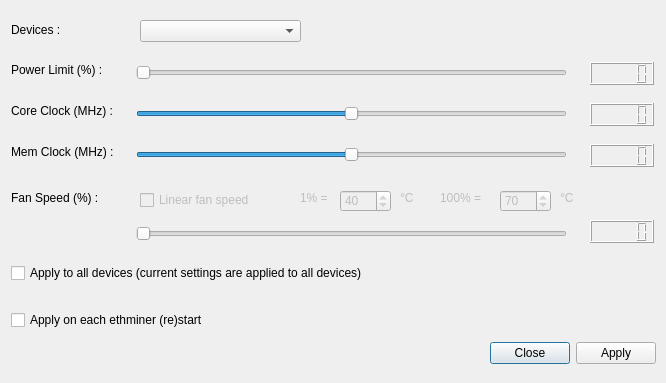
Qt form nvocdialog.ui (orkblutt/MinerLamp) before a commit.
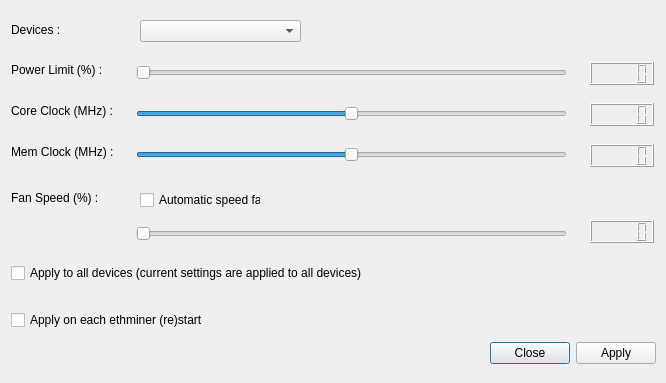
The same form after that commit.

```diff
--- a/nvocdialog.ui
+++ b/nvocdialog.ui
@@ -238,7 +238,7 @@
   </widget>
   <widget class="QCheckBox" name="checkBoxAutoSpeedFan">
    <property name="enabled">
-    <bool>false</bool>
+    <bool>true</bool>
    </property>
    <property name="geometry">
     <rect>
@@ -249,7 +249,7 @@
     </rect>
    </property>
    <property name="text">
-    <string>Linear fan speed</string>
+    <string>Automatic speed fan</string>
    </property>
   </widget>
   <widget class="QCheckBox" name="checkBoxAllDevices">
@@ -304,102 +304,6 @@
     </rect>
    </property>
   </widget>
-  <widget class="QLabel" name="label1Percent">
-   <property name="enabled">
-    <bool>false</bool>
-   </property>
-   <property name="geometry">
-    <rect>
-     <x>300</x>
-     <y>190</y>
-     <width>41</width>
-     <height>16</height>
-    </rect>
-   </property>
-   <property name="text">
-    <string>1% =</string>
-   </property>
-  </widget>
-  <widget class="QLabel" name="label_7">
-   <property name="enabled">
-    <bool>false</bool>
-   </property>
-   <property name="geometry">
-    <rect>
-     <x>400</x>
-     <y>190</y>
-     <width>31</width>
-     <height>16</height>
-    </rect>
-   </property>
-   <property name="text">
-    <string>°C</string>
-   </property>
-  </widget>
-  <widget class="QLabel" name="label100Percent">
-   <property name="enabled">
-    <bool>false</bool>
-   </property>
-   <property name="geometry">
-    <rect>
-     <x>440</x>
-     <y>190</y>
-     <width>55</width>
-     <height>16</height>
-    </rect>
-   </property>
-   <property name="text">
-    <string>100% =</string>
-   </property>
-  </widget>
-  <widget class="QLabel" name="label_6">
-   <property name="enabled">
-    <bool>false</bool>
-   </property>
-   <property name="geometry">
-    <rect>
-     <x>560</x>
-     <y>190</y>
-     <width>31</width>
-     <height>16</height>
-    </rect>
-   </property>
-   <property name="text">
-    <string>°C</string>
-   </property>
-  </widget>
-  <widget class="QSpinBox" name="spinBoxMinTemp">
-   <property name="enabled">
-    <bool>false</bool>
-   </property>
-   <property name="geometry">
-    <rect>
-     <x>340</x>
-     <y>190</y>
-     <width>51</width>
-     <height>22</height>
-    </rect>
-   </property>
-   <property name="value">
-    <number>40</number>
-   </property>
-  </widget>
-  <widget class="QSpinBox" name="spinBoxMaxTemp">
-   <property name="enabled">
-    <bool>false</bool>
-   </property>
-   <property name="geometry">
-    <rect>
-     <x>500</x>
-     <y>190</y>
-     <width>51</width>
-     <height>22</height>
-    </rect>
-   </property>
-   <property name="value">
-    <number>70</number>
-   </property>
-  </widget>
  </widget>
  <resources/>
  <connections>
```
